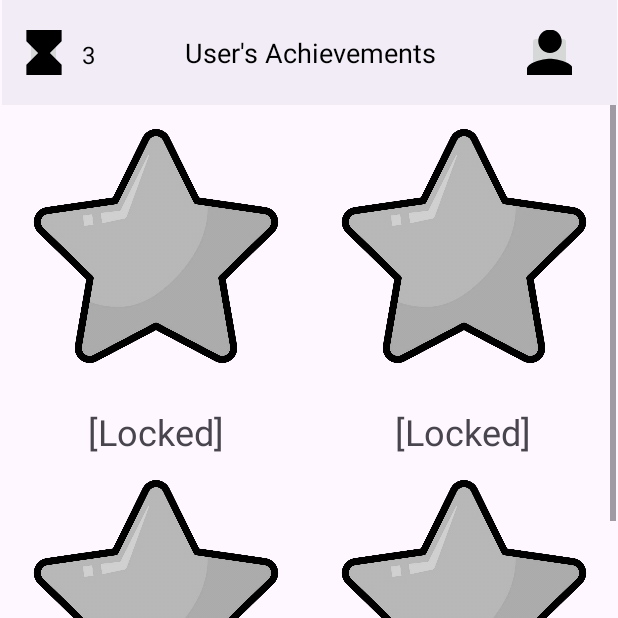
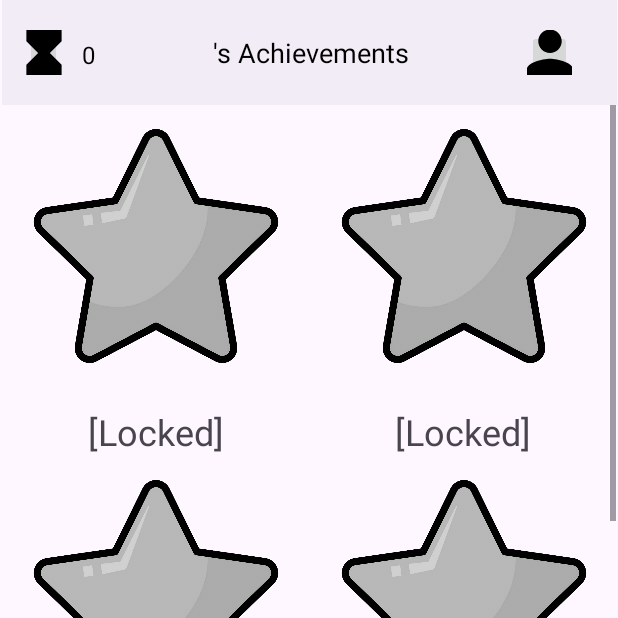
Before and after one commit to hannah7703/CS2063Team5, an Android app: the screen it shows after launch (AchieveActivity), item 2 of the bottom bar chosen, on a phone screen of 412 x 824 dp, the top half of it. Run offline under Robolectric (Android 15) with nearby library versions, the phone set to English and light mode, and no system bars; our stand-ins replace Room's generated code.

Commit message:
Added Statistics information

```diff
--- a/app/src/main/java/ca/unb/mobiledev/team5project/AchieveActivity.kt
+++ b/app/src/main/java/ca/unb/mobiledev/team5project/AchieveActivity.kt
@@ -11,11 +11,13 @@ import androidx.appcompat.app.AppCompatActivity
 import androidx.core.view.ViewCompat
 import androidx.core.view.WindowInsetsCompat
 import ca.unb.mobiledev.team5project.model.Achievement
+import ca.unb.mobiledev.team5project.model.Statistics
 import ca.unb.mobiledev.team5project.util.ListMaker
 import com.google.android.material.bottomnavigation.BottomNavigationView
 
 class AchieveActivity : AppCompatActivity() {
     lateinit var achievementList: ArrayList<Achievement>
+    lateinit var statistics: Statistics
     override fun onCreate(savedInstanceState: Bundle?) {
         super.onCreate(savedInstanceState)
         enableEdgeToEdge()
@@ -69,6 +71,12 @@ class AchieveActivity : AppCompatActivity() {
         val ListMaker = ListMaker(this)
         ListMaker.executeAchievements()
         achievementList = ListMaker.getAchievementList()
+        ListMaker.executeStatistics()
+        statistics = ListMaker.getStatistics()
+        val foodCount = findViewById<TextView>(R.id.foodCount)
+        foodCount.text = statistics.Fishfood.toString()
+        val title = findViewById<TextView>(R.id.textView)
+        title.text = "${statistics.Username}'s Achievements"
 
         val DivingIn = findViewById<ImageView>(R.id.DivingInImage)
         val Finship = findViewById<ImageView>(R.id.FinshipImage)
--- a/app/src/main/java/ca/unb/mobiledev/team5project/StoreDialog.kt
+++ b/app/src/main/java/ca/unb/mobiledev/team5project/StoreDialog.kt
@@ -27,8 +27,9 @@ class StoreDialog : AppCompatActivity()   {
             owned = true
         }
         val cost = bundle?.getString("cost")
+        val food = bundle?.getInt("food")
         var afford = true
-        if (cost != null && cost.toInt() > 15) {
+        if (cost != null && cost.toInt() > food!!) {
             afford = false
         }
         val exitBtn = findViewById<Button>(R.id.button)
--- a/app/src/main/java/ca/unb/mobiledev/team5project/TaskActivity.kt
+++ b/app/src/main/java/ca/unb/mobiledev/team5project/TaskActivity.kt
@@ -6,14 +6,18 @@ import android.os.Bundle
 import android.util.Log
 import android.widget.Button
 import android.widget.ListView
+import android.widget.TextView
 import androidx.activity.enableEdgeToEdge
 import androidx.activity.viewModels
 import androidx.appcompat.app.AppCompatActivity
 import androidx.core.view.ViewCompat
 import androidx.core.view.WindowInsetsCompat
 import androidx.lifecycle.ViewModelProvider
+import ca.unb.mobiledev.team5project.model.Achievement
+import ca.unb.mobiledev.team5project.model.Statistics
 import ca.unb.mobiledev.team5project.model.Task
 import ca.unb.mobiledev.team5project.ui.TaskViewModel
+import ca.unb.mobiledev.team5project.util.ListMaker
 import com.google.android.material.bottomnavigation.BottomNavigationView
 import mobiledev.unb.ca.roompersistencelab.ui.TaskAdapter
 import java.sql.Time
@@ -22,7 +26,7 @@ import java.util.Date
 
 
 class TaskActivity : AppCompatActivity() {
-
+    lateinit var statistics: Statistics
     override fun onCreate(savedInstanceState: Bundle?) {
         super.onCreate(savedInstanceState)
         enableEdgeToEdge()
@@ -76,7 +80,13 @@ class TaskActivity : AppCompatActivity() {
             return@setOnItemSelectedListener true
         }
 
-
+        val ListMaker = ListMaker(this)
+        ListMaker.executeStatistics()
+        statistics = ListMaker.getStatistics()
+        val foodCount = findViewById<TextView>(R.id.foodCount)
+        foodCount.text = statistics.Fishfood.toString()
+        val title = findViewById<TextView>(R.id.textView)
+        title.text = "${statistics.Username}'s Tasks"
 
         val createTaskButton = findViewById<Button>(R.id.createTaskBtn)
         createTaskButton.setOnClickListener {
--- /dev/null
+++ b/app/src/main/java/ca/unb/mobiledev/team5project/model/Statistics.kt
@@ -0,0 +1,12 @@
+package ca.unb.mobiledev.team5project.model
+
+data class Statistics(
+    var Username: String? = "",
+    var Fishfood: Int = 0,
+    var TaskMade: Int = 0,
+    var TaskCompleted: Int = 0,
+    var FishCollected: Int = 0,
+    var FishDisplayed: Int = 0,
+    var DecorationBought: Int = 0,
+    var DecorationPlaced: Int = 0)
+{}
--- a/app/src/main/java/ca/unb/mobiledev/team5project/util/JsonUtils.kt
+++ b/app/src/main/java/ca/unb/mobiledev/team5project/util/JsonUtils.kt
@@ -3,6 +3,7 @@ package ca.unb.mobiledev.team5project.util
 import android.content.Context
 import ca.unb.mobiledev.team5project.model.Achievement
 import ca.unb.mobiledev.team5project.model.Decoration
+import ca.unb.mobiledev.team5project.model.Statistics
 import org.json.JSONArray
 import org.json.JSONException
 import org.json.JSONObject
@@ -15,6 +16,7 @@ import java.util.*
 class JsonUtils(context: Context) {
     private var achieveList: ArrayList<Achievement> = ArrayList()
     private var decoList: ArrayList<Decoration> = ArrayList()
+    private lateinit var stats: Statistics
 
     private fun processJSON(context: Context, fileName: String) {
         try {
@@ -48,6 +50,16 @@ class JsonUtils(context: Context) {
                     val newDecoration = Decoration(name, owned, decoType, placement, decoCode, cost)
                     decoList.add(newDecoration)
                 }
+            } else if(fileName.equals("Statistics.json")){
+                val username = jsonObject.get("Username").toString()
+                val food = jsonObject.get("Fish food").toString().toInt()
+                val made = jsonObject.get("Task Made").toString().toInt()
+                val completed = jsonObject.get("Task Completed").toString().toInt()
+                val collected = jsonObject.get("Fish Collected").toString().toInt()
+                val displayed = jsonObject.get("Fish Displayed").toString().toInt()
+                val bought = jsonObject.get("Decoration Bought").toString().toInt()
+                val placed = jsonObject.get("Decoration Placed").toString().toInt()
+                stats = Statistics(username, food, made, completed, collected, displayed, bought, placed)
             }
 
         } catch (e: JSONException) {
@@ -98,6 +110,11 @@ class JsonUtils(context: Context) {
     fun getDecorations(context: Context): ArrayList<Decoration> {
         processJSON(context, "Decorations.json")
         return decoList
+    }
+
+    fun getStatistics(context: Context): Statistics{
+        processJSON(context, "Statistics.json")
+        return stats
     }
 
     fun getAchievementsFile(context: Context): ArrayList<Achievement> {
@@ -161,4 +178,32 @@ class JsonUtils(context: Context) {
         }
         return decolist
     }
+
+    fun getStatisticsFile(context: Context): Statistics {
+        var statistics: Statistics
+
+        val file = File(context.filesDir, "Statistics.json")
+        val fileReader = FileReader(file)
+        val bufferedReader = BufferedReader(fileReader)
+        val stringBuilder = java.lang.StringBuilder()
+
+        var line = bufferedReader.readLine()
+        while (line != null) {
+            stringBuilder.append(line).append("\n")
+            line = bufferedReader.readLine()
+        }
+        bufferedReader.close()
+
+        val statistic = JSONObject(Objects.requireNonNull(loadJSONFromFile(context, "Statistics.json")))
+        val username = statistic.get("Username").toString()
+        val food = statistic.get("Fish food").toString().toInt()
+        val made = statistic.get("Task Made").toString().toInt()
+        val completed = statistic.get("Task Completed").toString().toInt()
+        val collected = statistic.get("Fish Collected").toString().toInt()
+        val displayed = statistic.get("Fish Displayed").toString().toInt()
+        val bought = statistic.get("Decoration Bought").toString().toInt()
+        val placed = statistic.get("Decoration Placed").toString().toInt()
+        statistics = Statistics(username, food, made, completed, collected, displayed, bought, placed)
+        return statistics
+    }
 }
--- a/app/src/main/java/ca/unb/mobiledev/team5project/util/ListMaker.kt
+++ b/app/src/main/java/ca/unb/mobiledev/team5project/util/ListMaker.kt
@@ -4,6 +4,7 @@ import android.content.Context
 import androidx.appcompat.app.AppCompatActivity
 import ca.unb.mobiledev.team5project.model.Achievement
 import ca.unb.mobiledev.team5project.model.Decoration
+import ca.unb.mobiledev.team5project.model.Statistics
 import java.io.BufferedReader
 import java.io.BufferedWriter
 import java.io.File
@@ -13,6 +14,7 @@ class ListMaker(private val activity: AppCompatActivity) {
     private val appContext: Context = activity.applicationContext
     lateinit var achieveList: ArrayList<Achievement>
     lateinit var decoList: ArrayList<Decoration>
+    lateinit var stats: Statistics
 
     fun executeAchievements(){
         var file = appContext.getFileStreamPath("achievementList.json")
@@ -50,12 +52,34 @@ class ListMaker(private val activity: AppCompatActivity) {
         }
     }
 
+    fun executeStatistics(){
+        var file = appContext.getFileStreamPath("Statistics.json")
+        if(!file.exists()){
+            file = File(appContext.getFilesDir(), "Statistics.json")
+            val fileWriter = FileWriter(file)
+            val bufferedWriter = BufferedWriter(fileWriter)
+
+            var assetString = JsonUtils(appContext).loadJSONFromAssets(appContext, "Statistics.json")
+            bufferedWriter.write(assetString)
+            bufferedWriter.close()
+
+            stats = JsonUtils(appContext).getStatistics(appContext)
+        } else {
+            //file.delete()
+            stats = JsonUtils(appContext).getStatisticsFile(appContext)
+        }
+    }
+
     fun getAchievementList(): ArrayList<Achievement>{
         return achieveList
     }
 
     fun getDecorationList(): ArrayList<Decoration>{
         return decoList
+    }
+
+    fun getStatistics(): Statistics{
+        return stats
     }
 
     fun updateAchieveState(name: String, state: String, index: Int){
@@ -107,4 +131,32 @@ class ListMaker(private val activity: AppCompatActivity) {
         bufferedWriter.write(stringput)
         bufferedWriter.close()
     }
+
+    fun updateStatistics(stat: String, value: Int, increase: Boolean){
+        var file = appContext.getFileStreamPath("Statistic.json")
+        val reader = BufferedReader(file.reader())
+        val content = StringBuilder()
+        var change = value
+        try {
+            var line = reader.readLine()
+            while (line != null) {
+                content.append(line)
+                line = reader.readLine()
+            }
+        } finally {
+            reader.close()
+        }
+        if(increase){
+            change++
+        } else {
+            change--
+        }
+        val string = content.toString()
+        val stringput = string.replaceFirst("\"$stat\": \"$value\"", "\"$stat\": \"$change\"")
+        val fileWriter = FileWriter(file)
+        val bufferedWriter = BufferedWriter(fileWriter)
+
+        bufferedWriter.write(stringput)
+        bufferedWriter.close()
+    }
 }
```
Also changed, not shown: app/src/main/assets/Statistics.json (added, +10 -0 lines), app/src/main/java/ca/unb/mobiledev/team5project/FishActivity.kt (+12 -0 lines), app/src/main/java/ca/unb/mobiledev/team5project/StoreActivity.kt (+13 -3 lines), app/src/main/java/ca/unb/mobiledev/team5project/TankActivity.kt (+13 -0 lines).
